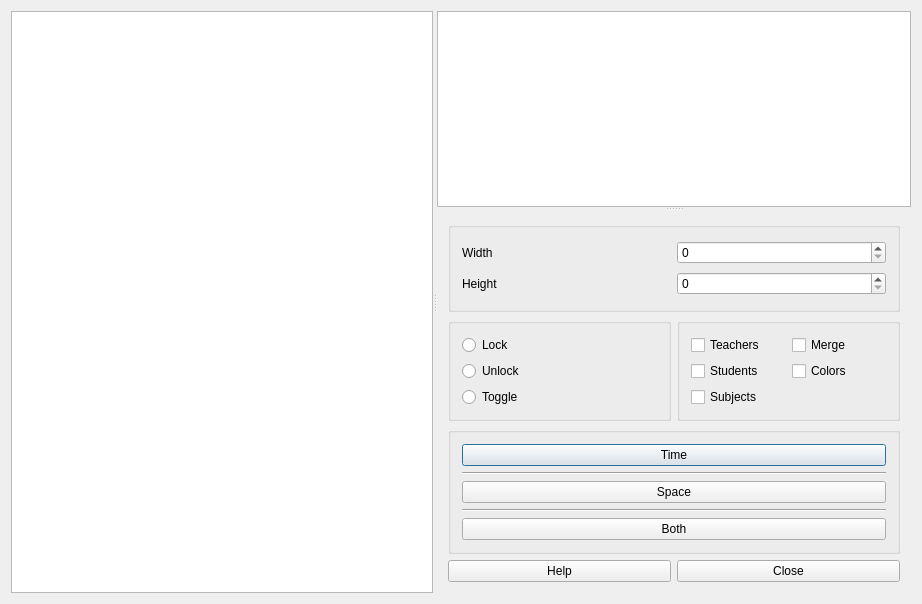
Old version of the form fet/src/interface/timetableviewroomstimehorizontalform_template.ui in the repository vonmecheln/fet.
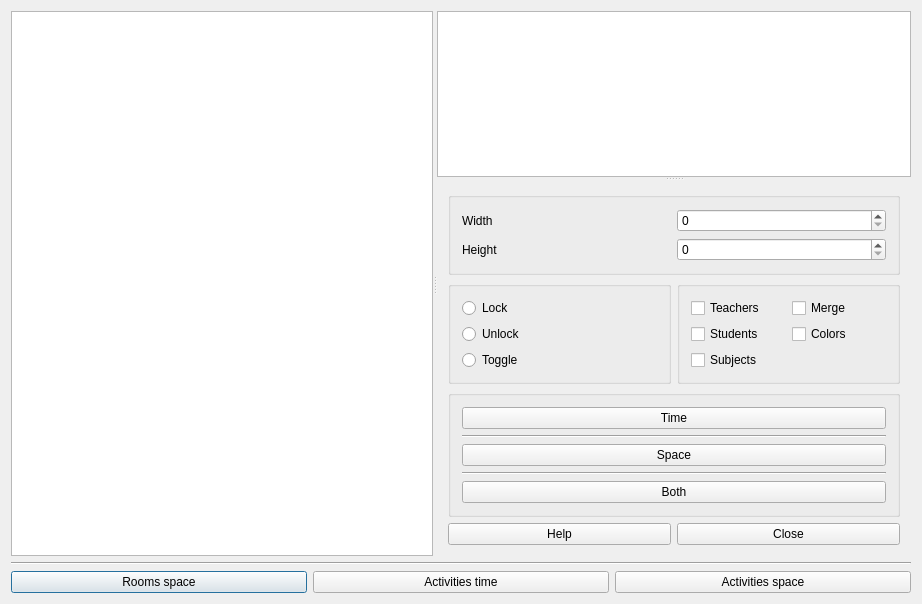
New version of the form.

```diff
--- a/fet/src/interface/timetableviewroomstimehorizontalform_template.ui
+++ b/fet/src/interface/timetableviewroomstimehorizontalform_template.ui
@@ -14,6 +14,31 @@
    <string extracomment="Title of dialog to view the rooms timetable">View rooms time horizontal timetable</string>
   </property>
   <layout class="QGridLayout" name="gridLayout_4">
+   <item row="2" column="0">
+    <layout class="QHBoxLayout" name="horizontalLayout_6">
+     <item>
+      <widget class="QPushButton" name="roomsSpacePushButton">
+       <property name="text">
+        <string comment="View/edit the selected rooms' space constraints">Rooms space</string>
+       </property>
+      </widget>
+     </item>
+     <item>
+      <widget class="QPushButton" name="activitiesTimePushButton">
+       <property name="text">
+        <string comment="View/edit the selected activities' time constraints">Activities time</string>
+       </property>
+      </widget>
+     </item>
+     <item>
+      <widget class="QPushButton" name="activitiesSpacePushButton">
+       <property name="text">
+        <string comment="View/edit the selected activities' space constraints">Activities space</string>
+       </property>
+      </widget>
+     </item>
+    </layout>
+   </item>
    <item row="0" column="0">
     <widget class="QSplitter" name="horizontalSplitter">
      <property name="orientation">
@@ -204,6 +229,13 @@
      </widget>
     </widget>
    </item>
+   <item row="1" column="0">
+    <widget class="Line" name="line_3">
+     <property name="orientation">
+      <enum>Qt::Horizontal</enum>
+     </property>
+    </widget>
+   </item>
   </layout>
  </widget>
  <layoutdefault spacing="6" margin="11"/>
```
Left out of the diff: 8 changed lines with no effect on the pictures.
